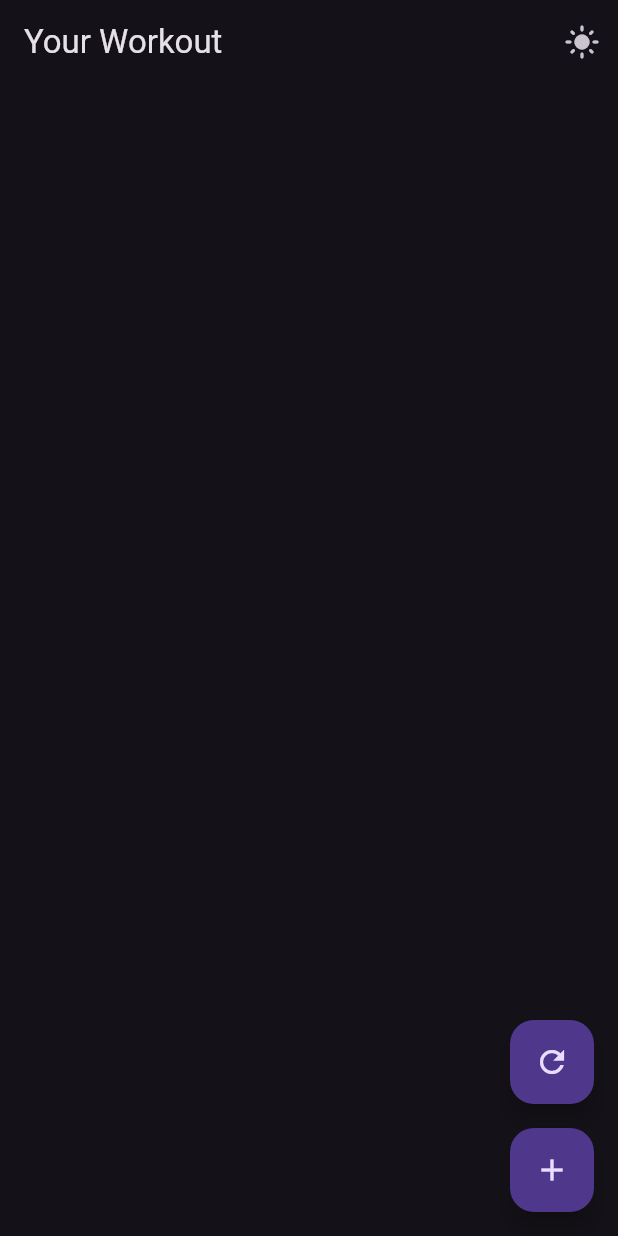
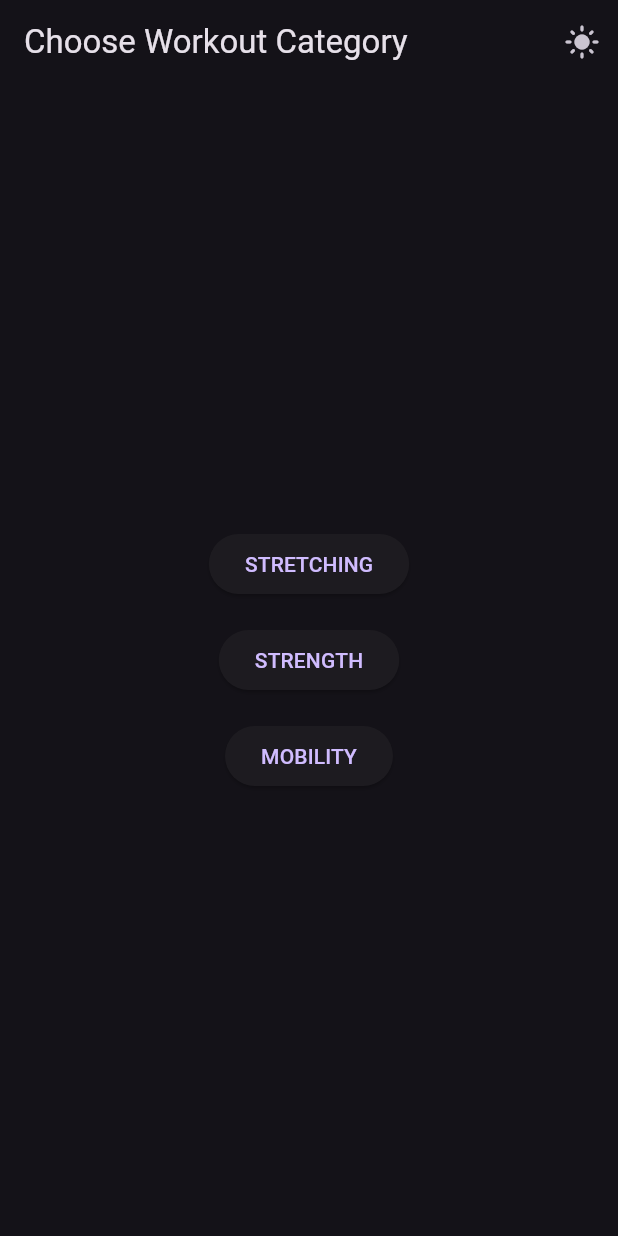
Before and after one commit to FlutterFriends/know_your_workout, a Flutter app: the screen it shows after launch, on a phone screen of 412 x 824 dp. Run offline on Flutter 3.47's test engine with Material 3 defaults, Android fonts, the phone set to English and light mode, and no system bars.

Commit message:
Show choices screen first

```diff
--- a/random_workout/lib/main.dart
+++ b/random_workout/lib/main.dart
@@ -1,5 +1,5 @@
 import 'package:flutter/material.dart';
-import 'pages/workout_page.dart';
+import 'pages/category_selection_page.dart';
 
 void main() {
   runApp(const MyApp());
@@ -26,7 +26,8 @@ class _MyAppState extends State<MyApp> {
     return MaterialApp(
       title: 'Random Workout Generator',
       theme: _isDarkMode ? ThemeData.dark() : ThemeData.light(),
-      home: WorkoutPage(isDarkMode: _isDarkMode, toggleTheme: toggleTheme),
+      home: CategorySelectionPage(
+          isDarkMode: _isDarkMode, toggleTheme: toggleTheme),
     );
   }
 }
--- /dev/null
+++ b/random_workout/lib/pages/category_selection_page.dart
@@ -0,0 +1,53 @@
+import 'package:flutter/material.dart';
+import '../models/exercise.dart';
+import 'workout_page.dart';
+
+class CategorySelectionPage extends StatelessWidget {
+  final bool isDarkMode;
+  final VoidCallback toggleTheme;
+
+  const CategorySelectionPage({
+    Key? key,
+    required this.isDarkMode,
+    required this.toggleTheme,
+  }) : super(key: key);
+
+  @override
+  Widget build(BuildContext context) {
+    return Scaffold(
+      appBar: AppBar(
+        title: const Text('Choose Workout Category'),
+        actions: [
+          IconButton(
+            icon: Icon(isDarkMode ? Icons.light_mode : Icons.dark_mode),
+            onPressed: toggleTheme,
+          ),
+        ],
+      ),
+      body: Center(
+        child: Column(
+          mainAxisAlignment: MainAxisAlignment.center,
+          children: ExerciseCategory.values.map((category) {
+            return Padding(
+              padding: const EdgeInsets.all(8.0),
+              child: ElevatedButton(
+                onPressed: () {
+                  Navigator.of(context).push(
+                    MaterialPageRoute(
+                      builder: (context) => WorkoutPage(
+                        isDarkMode: isDarkMode,
+                        toggleTheme: toggleTheme,
+                        category: category,
+                      ),
+                    ),
+                  );
+                },
+                child: Text(category.name.toUpperCase()),
+              ),
+            );
+          }).toList(),
+        ),
+      ),
+    );
+  }
+}
--- a/random_workout/lib/pages/workout_page.dart
+++ b/random_workout/lib/pages/workout_page.dart
@@ -1,13 +1,19 @@
 import 'package:flutter/material.dart';
 import 'dart:math';
 import '../models/exercise.dart';
+import '../data/all_exercises.dart';
 
 class WorkoutPage extends StatefulWidget {
   final bool isDarkMode;
   final VoidCallback toggleTheme;
+  final ExerciseCategory category;
 
-  const WorkoutPage(
-      {super.key, required this.isDarkMode, required this.toggleTheme});
+  const WorkoutPage({
+    Key? key,
+    required this.isDarkMode,
+    required this.toggleTheme,
+    required this.category,
+  }) : super(key: key);
 
   @override
   _WorkoutPageState createState() => _WorkoutPageState();
@@ -24,9 +30,11 @@ class _WorkoutPageState extends State<WorkoutPage> {
 
   void generateWorkout() {
     final random = Random();
+    final categoryExercises =
+        allExercises.where((e) => e.category == widget.category).toList();
     exercises = List.generate(
       5,
-      (_) => allExercises[random.nextInt(allExercises.length)],
+      (_) => categoryExercises[random.nextInt(categoryExercises.length)],
     );
     setState(() {});
   }
@@ -82,7 +90,9 @@ class _WorkoutPageState extends State<WorkoutPage> {
   }
 
   Future<void> _showPreDefinedExercisesDialog() async {
-    List<Exercise> availableExercises = allExercises
+    final categoryExercises =
+        allExercises.where((e) => e.category == widget.category).toList();
+    List<Exercise> availableExercises = categoryExercises
         .where((exercise) => !isExerciseInWorkout(exercise))
         .toList();
 
@@ -180,6 +190,7 @@ class _WorkoutPageState extends State<WorkoutPage> {
                   addExercise(Exercise(
                     name: nameController.text,
                     description: descriptionController.text,
+                    category: widget.category,
                   ));
                   Navigator.of(context).pop();
                 }
@@ -195,7 +206,7 @@ class _WorkoutPageState extends State<WorkoutPage> {
   Widget build(BuildContext context) {
     return Scaffold(
       appBar: AppBar(
-        title: const Text('Your Workout'),
+        title: Text('${widget.category.name.capitalize()} Workout'),
         actions: [
           IconButton(
             icon: Icon(widget.isDarkMode ? Icons.light_mode : Icons.dark_mode),
@@ -246,3 +257,9 @@ class _WorkoutPageState extends State<WorkoutPage> {
     );
   }
 }
+
+extension StringExtension on String {
+  String capitalize() {
+    return "${this[0].toUpperCase()}${this.substring(1)}";
+  }
+}
```
